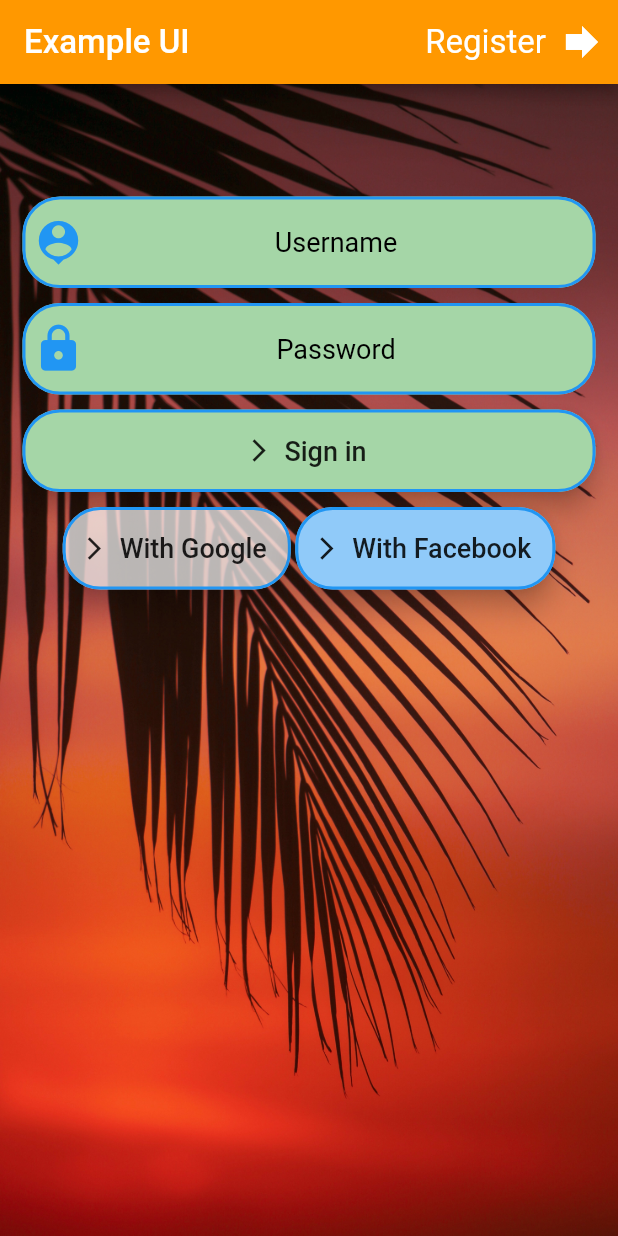
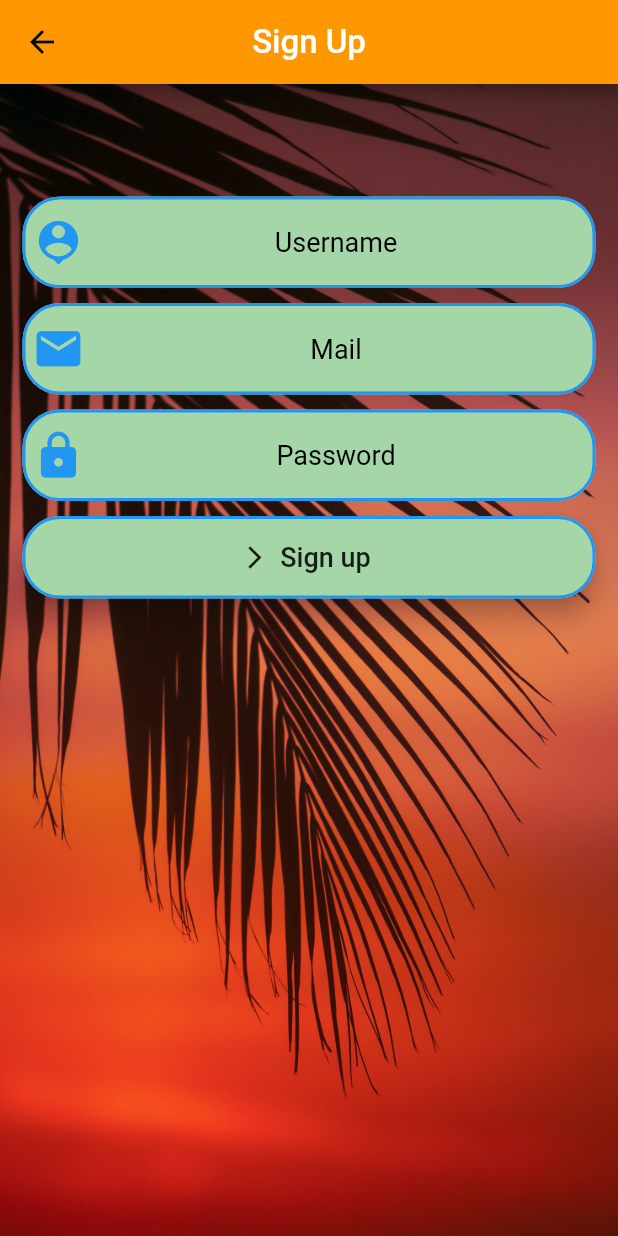
Before and after one commit to daydreamer54/flutter-loginScreenUi, a Flutter app: the screen it shows after launch, after a tap on the "forward" icon, on a phone screen of 412 x 824 dp. Run offline on Flutter 3.47's test engine with Material 2 defaults, Android fonts, the phone set to English and light mode, and no system bars.

Commit message:
version 1.1

```diff
--- a/text_form_field/text_form_field_project/lib/main.dart
+++ b/text_form_field/text_form_field_project/lib/main.dart
@@ -1,5 +1,5 @@
 import "package:flutter/material.dart";
-import './screens/exampleui.dart';
+import './screens/login.dart';
 
 void main(){
   runApp(MaterialApp(
--- /dev/null
+++ b/text_form_field/text_form_field_project/lib/screens/login.dart
@@ -0,0 +1,194 @@
+import 'package:flutter/material.dart';
+import './signup.dart';
+
+class Index extends StatelessWidget {
+  @override
+  Widget build(BuildContext context) {
+    return Scaffold(
+      appBar: AppBar(
+        centerTitle: false,
+        actions: <Widget>[
+          Padding(
+            padding: const EdgeInsets.only(top: 15.0),
+            child: Text(
+              "Sign up",
+              style: TextStyle(color: Colors.white, fontSize: 22.0),
+            ),
+          ),
+          IconButton(
+            icon: Icon(
+              Icons.forward,
+              color: Colors.white,
+            ),
+            onPressed: () {
+              Navigator.push(context,
+                  MaterialPageRoute(builder: (context) => SignUpPage()));
+            },
+            iconSize: 32.0,
+          ),
+        ],
+        title: Text(
+          "Example UI",
+          style: TextStyle(fontSize: 22.0, color: Colors.white),
+        ),
+        iconTheme: IconThemeData(
+          color: Colors.blue,
+        ),
+      ),
+      body: Container(
+        decoration: BoxDecoration(
+          image: DecorationImage(
+              image: AssetImage("images/background.jpg"), fit: BoxFit.cover),
+        ),
+        child: Padding(
+          padding: EdgeInsets.only(top: 75.0, left: 15.0, right: 15.0),
+          child: ListView(
+            children: <Widget>[
+              TextFormField(
+                decoration: InputDecoration(
+                  hintText: 'Username',
+                  hintStyle: TextStyle(color: Colors.black, fontSize: 18.0),
+                  border: OutlineInputBorder(
+                    borderRadius: BorderRadius.circular(25.0),
+                    borderSide: BorderSide(
+                      width: 2.0,
+                    ),
+                  ),
+                  prefixIcon: Icon(
+                    Icons.person_pin,
+                    color: Colors.blue,
+                    size: 35.0,
+                  ),
+                  enabledBorder: OutlineInputBorder(
+                    borderSide: BorderSide(width: 2.0, color: Colors.blue),
+                    borderRadius: BorderRadius.circular(25.0),
+                  ),
+                  focusedBorder: OutlineInputBorder(
+                    borderSide: BorderSide(width: 2.0, color: Colors.red),
+                    borderRadius: BorderRadius.circular(25.0),
+                  ),
+                  filled: true,
+                  fillColor: Colors.green[200],
+                ),
+                textAlign: TextAlign.center,
+              ),
+              SizedBox(
+                height: 10.0,
+              ),
+              TextFormField(
+                obscureText: true,
+                decoration: InputDecoration(
+                  hintText: 'Password',
+                  hintStyle: TextStyle(color: Colors.black, fontSize: 18.0),
+                  border: OutlineInputBorder(
+                    borderRadius: BorderRadius.circular(25.0),
+                    borderSide: BorderSide(
+                      width: 2.0,
+                    ),
+                  ),
+                  prefixIcon: Icon(
+                    Icons.lock,
+                    color: Colors.blue,
+                    size: 35.0,
+                  ),
+                  enabledBorder: OutlineInputBorder(
+                    borderSide: BorderSide(width: 2.0, color: Colors.blue),
+                    borderRadius: BorderRadius.circular(25.0),
+                  ),
+                  focusedBorder: OutlineInputBorder(
+                    borderSide: BorderSide(width: 2.0, color: Colors.red),
+                    borderRadius: BorderRadius.circular(25.0),
+                  ),
+                  filled: true,
+                  fillColor: Colors.green[200],
+                ),
+                textAlign: TextAlign.center,
+              ),
+              SizedBox(
+                height: 10.0,
+              ),
+              Container(
+                height: 55.0,
+                child: RaisedButton.icon(
+                  shape: RoundedRectangleBorder(
+                    borderRadius: BorderRadius.circular(
+                      25.0,
+                    ),
+                    side: BorderSide(width: 2.0, color: Colors.blue),
+                  ),
+                  onPressed: () {},
+                  color: Colors.green[200],
+                  elevation: 7.0,
+                  icon: Icon(
+                    Icons.arrow_forward_ios,
+                    size: 18.0,
+                  ),
+                  label: Text(
+                    "Sign in",
+                    style: TextStyle(fontSize: 18.0),
+                  ),
+                ),
+              ),
+              SizedBox(
+                height: 10.0,
+              ),
+              Row(
+                mainAxisAlignment: MainAxisAlignment.center,
+                children: <Widget>[
+                  Container(
+                    height: 55.0,
+                    margin: EdgeInsets.only(right: 3.0),
+                    child: RaisedButton.icon(
+                      shape: RoundedRectangleBorder(
+                        borderRadius: BorderRadius.circular(
+                          25.0,
+                        ),
+                        side: BorderSide(width: 2.0, color: Colors.blue),
+                      ),
+                      onPressed: () {},
+                      color: Colors.white70,
+                      elevation: 7.0,
+                      icon: Icon(
+                        Icons.arrow_forward_ios,
+                        size: 18.0,
+                      ),
+                      label: Text(
+                        "With Google",
+                        style: TextStyle(fontSize: 18.0),
+                      ),
+                    ),
+                  ),
+                  SizedBox(
+                    height: 10.0,
+                  ),
+                  Container(
+                    height: 55.0,
+                    child: RaisedButton.icon(
+                      shape: RoundedRectangleBorder(
+                        borderRadius: BorderRadius.circular(
+                          25.0,
+                        ),
+                        side: BorderSide(width: 2.0, color: Colors.blue),
+                      ),
+                      onPressed: () {},
+                      color: Colors.blue[200],
+                      elevation: 7.0,
+                      icon: Icon(
+                        Icons.arrow_forward_ios,
+                        size: 18.0,
+                      ),
+                      label: Text(
+                        "With Facebook",
+                        style: TextStyle(fontSize: 18.0),
+                      ),
+                    ),
+                  ),
+                ],
+              ),
+            ],
+          ),
+        ),
+      ),
+    );
+  }
+}
--- /dev/null
+++ b/text_form_field/text_form_field_project/lib/screens/signup.dart
@@ -0,0 +1,151 @@
+import 'package:flutter/material.dart';
+
+class SignUpPage extends StatefulWidget {
+  @override
+  _SignUpPageState createState() => _SignUpPageState();
+}
+
+class _SignUpPageState extends State<SignUpPage> {
+  @override
+  Widget build(BuildContext context) {
+    return Scaffold(
+      appBar: AppBar(
+        title: Text("Sign Up",style: TextStyle(color: Colors.white,fontSize: 22.0),),
+        centerTitle: true,
+      ),
+      body: Container(
+        decoration: BoxDecoration(
+          image: DecorationImage(
+              image: AssetImage("images/background.jpg"), fit: BoxFit.cover),
+        ),
+        child: Padding(
+          padding: EdgeInsets.only(top: 75.0, left: 15.0, right: 15.0),
+          child: ListView(
+            children: <Widget>[
+              TextFormField(
+                decoration: InputDecoration(
+                  hintText: 'Username',
+                  hintStyle: TextStyle(color: Colors.black, fontSize: 18.0),
+                  border: OutlineInputBorder(
+                    borderRadius: BorderRadius.circular(25.0),
+                    borderSide: BorderSide(
+                      width: 2.0,
+                    ),
+                  ),
+                  prefixIcon: Icon(
+                    Icons.person_pin,
+                    color: Colors.blue,
+                    size: 35.0,
+                  ),
+                  enabledBorder: OutlineInputBorder(
+                    borderSide: BorderSide(width: 2.0, color: Colors.blue),
+                    borderRadius: BorderRadius.circular(25.0),
+                  ),
+                  focusedBorder: OutlineInputBorder(
+                    borderSide: BorderSide(width: 2.0, color: Colors.red),
+                    borderRadius: BorderRadius.circular(25.0),
+                  ),
+                  filled: true,
+                  fillColor: Colors.green[200],
+                ),
+                textAlign: TextAlign.center,
+              ),
+              SizedBox(
+                height: 10.0,
+              ),
+              TextFormField(
+                keyboardType: TextInputType.emailAddress,
+                decoration: InputDecoration(
+                  hintText: 'Mail',
+                  hintStyle: TextStyle(color: Colors.black, fontSize: 18.0),
+                  border: OutlineInputBorder(
+                    borderRadius: BorderRadius.circular(25.0),
+                    borderSide: BorderSide(
+                      width: 2.0,
+                    ),
+                  ),
+                  prefixIcon: Icon(
+                    Icons.mail,
+                    color: Colors.blue,
+                    size: 35.0,
+                  ),
+                  enabledBorder: OutlineInputBorder(
+                    borderSide: BorderSide(width: 2.0, color: Colors.blue),
+                    borderRadius: BorderRadius.circular(25.0),
+                  ),
+                  focusedBorder: OutlineInputBorder(
+                    borderSide: BorderSide(width: 2.0, color: Colors.red),
+                    borderRadius: BorderRadius.circular(25.0),
+                  ),
+                  filled: true,
+                  fillColor: Colors.green[200],
+                ),
+                textAlign: TextAlign.center,
+              ),
+              SizedBox(
+                height: 10.0,
+              ),
+              TextFormField(
+                obscureText: true,
+                decoration: InputDecoration(
+                  hintText: 'Password',
+                  hintStyle: TextStyle(color: Colors.black, fontSize: 18.0),
+                  border: OutlineInputBorder(
+                    borderRadius: BorderRadius.circular(25.0),
+                    borderSide: BorderSide(
+                      width: 2.0,
+                    ),
+                  ),
+                  prefixIcon: Icon(
+                    Icons.lock,
+                    color: Colors.blue,
+                    size: 35.0,
+                  ),
+                  enabledBorder: OutlineInputBorder(
+                    borderSide: BorderSide(width: 2.0, color: Colors.blue),
+                    borderRadius: BorderRadius.circular(25.0),
+                  ),
+                  focusedBorder: OutlineInputBorder(
+                    borderSide: BorderSide(width: 2.0, color: Colors.red),
+                    borderRadius: BorderRadius.circular(25.0),
+                  ),
+                  filled: true,
+                  fillColor: Colors.green[200],
+                ),
+                textAlign: TextAlign.center,
+              ),
+              SizedBox(
+                height: 10.0,
+              ),
+              Container(
+                height: 55.0,
+                child: RaisedButton.icon(
+                  shape: RoundedRectangleBorder(
+                    borderRadius: BorderRadius.circular(
+                      25.0,
+                    ),
+                    side: BorderSide(width: 2.0, color: Colors.blue),
+                  ),
+                  onPressed: () {},
+                  color: Colors.green[200],
+                  elevation: 7.0,
+                  icon: Icon(
+                    Icons.arrow_forward_ios,
+                    size: 18.0,
+                  ),
+                  label: Text(
+                    "Sign up",
+                    style: TextStyle(fontSize: 18.0),
+                  ),
+                ),
+              ),
+              SizedBox(
+                height: 10.0,
+              ),
+            ],
+          ),
+        ),
+      ),
+    );
+  }
+}
```
